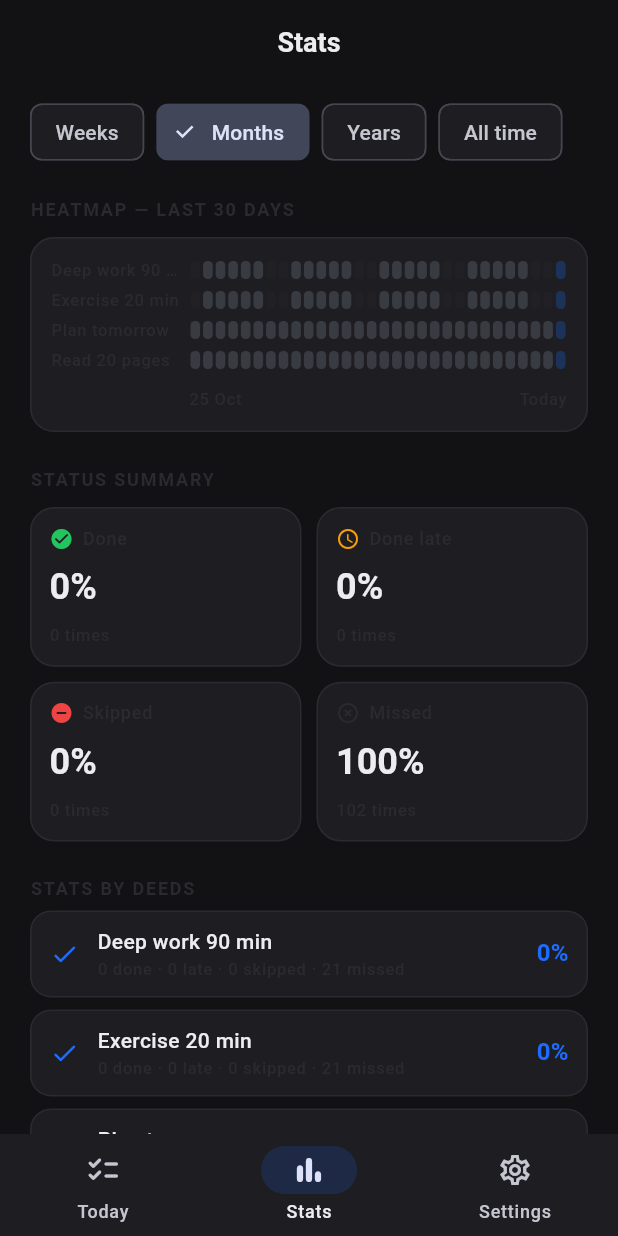
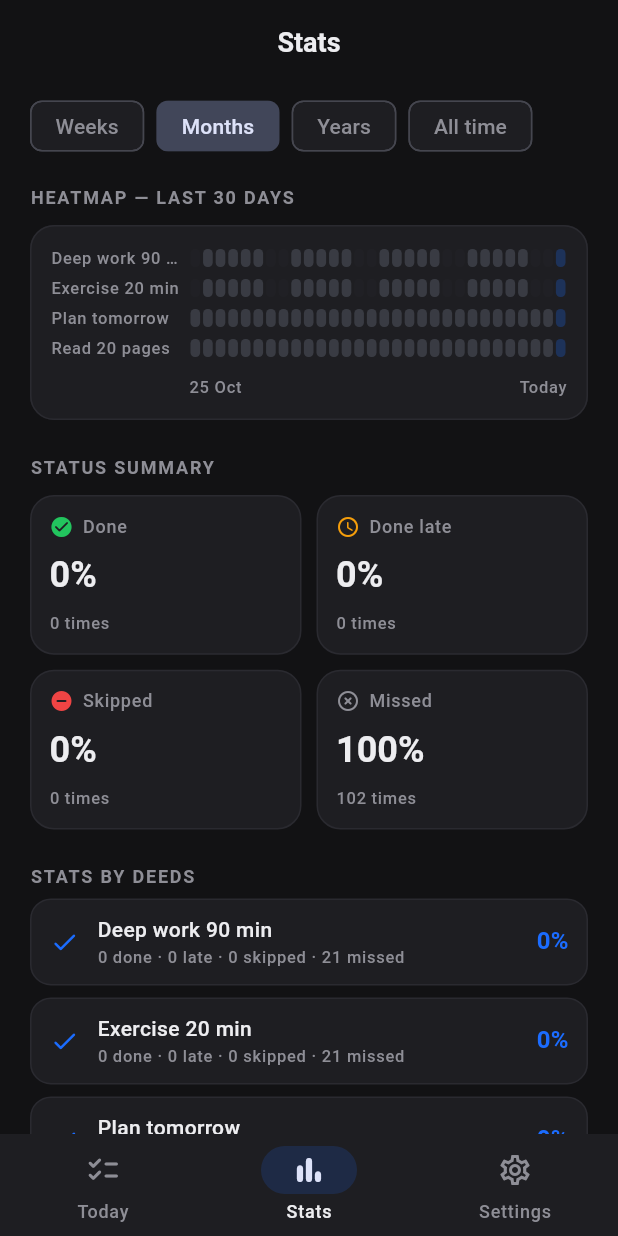
Before and after one commit to HassanCodes-2/PlanIT-tracker, a Flutter app: the screen it shows after launch, item 2 of the bottom bar chosen, on a phone screen of 412 x 824 dp. Run offline on Flutter 3.47's test engine with Material 3 defaults, Android fonts, the phone set to English and light mode, and no system bars; our stand-ins replace drift, drift_flutter, flutter_local_notifications, flutter_riverpod, flutter_timezone, go_router and 4 more; accounts and stored records are empty; generated files the repository leaves out were written again.

Commit message:
UI: readable muted text, centered day scroller, fixed completion math, screenshot gallery + golden tests

```diff
--- a/lib/core/theme/app_theme.dart
+++ b/lib/core/theme/app_theme.dart
@@ -39,6 +39,7 @@ abstract final class AppTheme {
       surface: surface,
       onSurface: text,
       outline: border,
+      onSurfaceVariant: muted,
     );
 
     return ThemeData(
--- a/lib/domain/stats.dart
+++ b/lib/domain/stats.dart
@@ -33,7 +33,7 @@ class DeedStats {
 
   int get logged => done + late + skipped;
 
-  double get completionRate => expected == 0 ? 0 : logged / expected;
+  double get completionRate => expected == 0 ? 0 : (done + late) / expected;
 
   double get onTimeRate => expected == 0 ? 0 : done / expected;
 }
--- a/lib/features/settings/settings_screen.dart
+++ b/lib/features/settings/settings_screen.dart
@@ -58,7 +58,7 @@ class SettingsScreen extends ConsumerWidget {
           _InfoTile(
             icon: Icons.storage_rounded,
             title: 'Data',
-            subtitle: 'Stored locally on this device. Sync arrives with Supabase.',
+            subtitle: 'Stored only on this phone. Online backup is coming later.',
           ),
           const SizedBox(height: 10),
           _InfoTile(
@@ -98,7 +98,7 @@ class _InfoTile extends StatelessWidget {
         subtitle: Text(
           subtitle,
           style: theme.textTheme.bodySmall
-              ?.copyWith(color: theme.colorScheme.outline),
+              ?.copyWith(color: theme.colorScheme.onSurfaceVariant),
         ),
       ),
     );
@@ -116,7 +116,7 @@ class _Label extends StatelessWidget {
     return Text(
       text,
       style: theme.textTheme.labelMedium?.copyWith(
-        color: theme.colorScheme.outline,
+        color: theme.colorScheme.onSurfaceVariant,
         letterSpacing: 1.2,
         fontWeight: FontWeight.w600,
       ),
--- a/lib/features/stats/stats_screen.dart
+++ b/lib/features/stats/stats_screen.dart
@@ -65,22 +65,22 @@ class _StatsScreenState extends ConsumerState<StatsScreen> {
               child: Text(
                 'Create a deed to see your stats.',
                 style: theme.textTheme.bodyMedium
-                    ?.copyWith(color: theme.colorScheme.outline),
+                    ?.copyWith(color: theme.colorScheme.onSurfaceVariant),
               ),
             )
           : ListView(
               padding: const EdgeInsets.fromLTRB(20, 8, 20, 24),
               children: [
-                Row(
+                Wrap(
+                  spacing: 8,
+                  runSpacing: 8,
                   children: StatsPeriodType.values.map((period) {
-                    final selected = period == _period;
-                    return Padding(
-                      padding: const EdgeInsets.only(right: 8),
-                      child: ChoiceChip(
-                        label: Text(period.label),
-                        selected: selected,
-                        onSelected: (_) => setState(() => _period = period),
-                      ),
+                    return ChoiceChip(
+                      label: Text(period.label),
+                      selected: period == _period,
+                      showCheckmark: false,
+                      visualDensity: VisualDensity.compact,
+                      onSelected: (_) => setState(() => _period = period),
                     );
                   }).toList(),
                 ),
@@ -133,7 +133,7 @@ class _StatsScreenState extends ConsumerState<StatsScreen> {
                     _SummaryCard(
                       label: 'Missed',
                       icon: Icons.highlight_off_rounded,
-                      color: theme.colorScheme.outline,
+                      color: theme.colorScheme.onSurfaceVariant,
                       percent: result.missedPct,
                       count: result.missed,
                     ),
@@ -149,7 +149,7 @@ class _StatsScreenState extends ConsumerState<StatsScreen> {
                     child: Text(
                       'Nothing scheduled in this period.',
                       style: theme.textTheme.bodySmall
-                          ?.copyWith(color: theme.colorScheme.outline),
+                          ?.copyWith(color: theme.colorScheme.onSurfaceVariant),
                     ),
                   ),
               ],
@@ -186,6 +186,7 @@ class _Heatmap extends StatelessWidget {
       };
     }
     if (!isScheduledOn(stats.deed, day)) return null;
+    if (frequencyOf(stats.deed).isCountBased) return null;
     if (day.isBefore(today)) {
       return const Color(0xFF6B7280).withValues(alpha: 0.35);
     }
@@ -212,7 +213,7 @@ class _Heatmap extends StatelessWidget {
       return Text(
         'No scheduled deeds.',
         style: theme.textTheme.bodySmall
-            ?.copyWith(color: theme.colorScheme.outline),
+            ?.copyWith(color: theme.colorScheme.onSurfaceVariant),
       );
     }
 
@@ -228,7 +229,7 @@ class _Heatmap extends StatelessWidget {
                   maxLines: 1,
                   overflow: TextOverflow.ellipsis,
                   style: theme.textTheme.labelSmall
-                      ?.copyWith(color: theme.colorScheme.outline),
+                      ?.copyWith(color: theme.colorScheme.onSurfaceVariant),
                 ),
               ),
               Expanded(
@@ -262,13 +263,13 @@ class _Heatmap extends StatelessWidget {
             Text(
               DateFormat('d MMM').format(dateList.first),
               style: theme.textTheme.labelSmall
-                  ?.copyWith(color: theme.colorScheme.outline),
+                  ?.copyWith(color: theme.colorScheme.onSurfaceVariant),
             ),
             const Spacer(),
             Text(
               'Today',
               style: theme.textTheme.labelSmall
-                  ?.copyWith(color: theme.colorScheme.outline),
+                  ?.copyWith(color: theme.colorScheme.onSurfaceVariant),
             ),
           ],
         ),
@@ -316,7 +317,7 @@ class _SummaryCard extends StatelessWidget {
                   maxLines: 1,
                   overflow: TextOverflow.ellipsis,
                   style: theme.textTheme.labelMedium
-                      ?.copyWith(color: theme.colorScheme.outline),
+                      ?.copyWith(color: theme.colorScheme.onSurfaceVariant),
                 ),
               ),
             ],
@@ -329,7 +330,7 @@ class _SummaryCard extends StatelessWidget {
           Text(
             '$count times',
             style: theme.textTheme.labelSmall
-                ?.copyWith(color: theme.colorScheme.outline),
+                ?.copyWith(color: theme.colorScheme.onSurfaceVariant),
           ),
         ],
       ),
@@ -374,7 +375,7 @@ class _DeedStatsRow extends StatelessWidget {
                 Text(
                   '${stats.done} done · ${stats.late} late · ${stats.skipped} skipped · ${stats.missed} missed',
                   style: theme.textTheme.labelSmall
-                      ?.copyWith(color: theme.colorScheme.outline),
+                      ?.copyWith(color: theme.colorScheme.onSurfaceVariant),
                 ),
               ],
             ),
@@ -403,7 +404,7 @@ class _Label extends StatelessWidget {
     return Text(
       text,
       style: theme.textTheme.labelMedium?.copyWith(
-        color: theme.colorScheme.outline,
+        color: theme.colorScheme.onSurfaceVariant,
         letterSpacing: 1.2,
         fontWeight: FontWeight.w600,
       ),
```
Also changed, not shown: lib/features/deeds/create_deed_screen.dart (+9 -8 lines), lib/features/today/today_screen.dart (+35 -15 lines), 14 other files.
